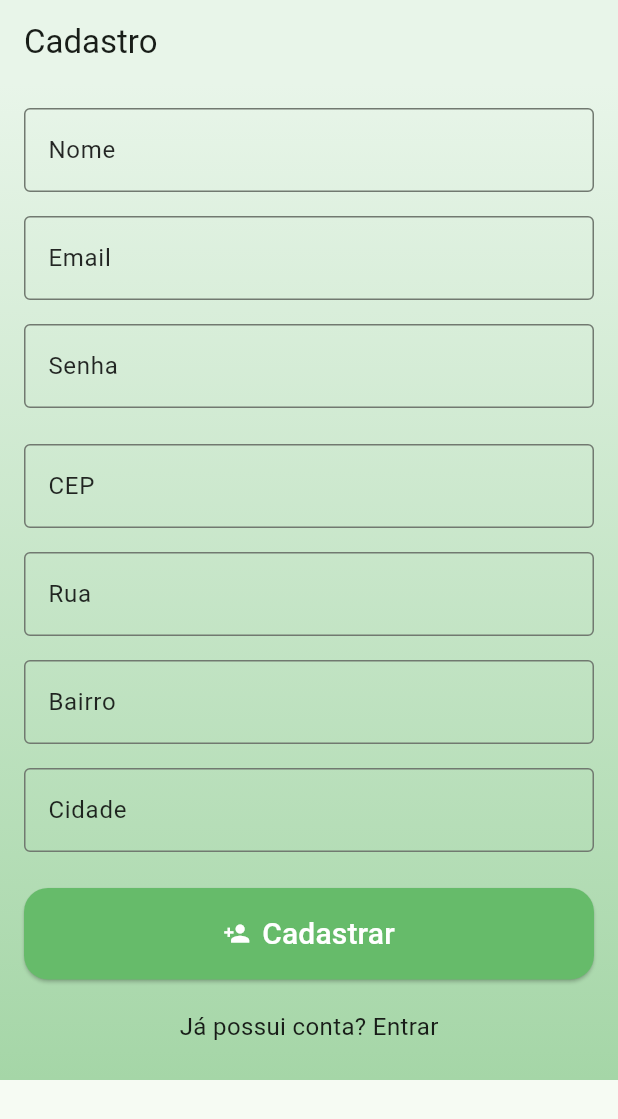
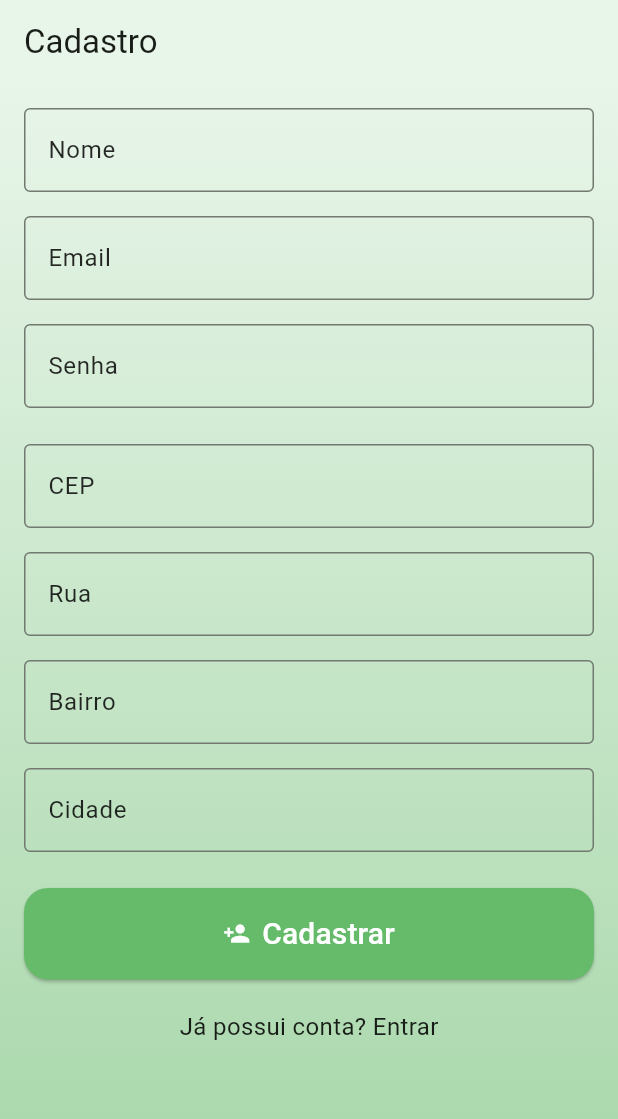
Before and after one commit to NatanTeixeiraVieira/garbage_classifier_mobile, a Flutter app: the screen it shows after launch, on a phone screen of 412 x 824 dp. Shown: the top 1119 px of the screen. Run offline on Flutter 3.47's test engine with Material 3 defaults, Android fonts, the phone set to English and light mode, and no system bars; our stand-ins replace camera, equatable, flutter_bloc, get_it, permission_handler, sqflite; accounts and stored records are empty.

Commit message:
fix: Adjust screens background

```diff
--- a/lib/features/auth/presentation/widgets/atoms/gradient_background.dart
+++ b/lib/features/auth/presentation/widgets/atoms/gradient_background.dart
@@ -16,7 +16,8 @@ class GradientBackground extends StatelessWidget {
 
   @override
   Widget build(BuildContext context) {
-    return Container(
+    return SizedBox.expand(
+      child: Container(
         decoration: BoxDecoration(
           gradient: LinearGradient(
             colors: colors,
@@ -25,6 +26,7 @@ class GradientBackground extends StatelessWidget {
           ),
         ),
         child: child,
+      ),
     );
   }
 }
--- a/lib/features/camera/presentation/pages/camera_screen.dart
+++ b/lib/features/camera/presentation/pages/camera_screen.dart
@@ -42,7 +42,8 @@ class CameraScreen extends StatelessWidget {
             title: const Text('Câmera'),
             backgroundColor: Colors.green[50],
           ),
-          body: Container(
+          body: SizedBox.expand(
+            child: Container(
               decoration: BoxDecoration(
                 gradient: LinearGradient(
                   begin: Alignment.topCenter,
@@ -51,6 +52,7 @@ class CameraScreen extends StatelessWidget {
                 ),
               ),
               child: _buildBody(context, state),
+            ),
           ),
           floatingActionButton: state is CameraReady
               ? FloatingActionButton(
--- a/lib/features/home/presentation/pages/home_screen.dart
+++ b/lib/features/home/presentation/pages/home_screen.dart
@@ -22,7 +22,8 @@ class HomeScreen extends StatelessWidget {
         title: const Text("Início"),
         backgroundColor: Colors.green[50]!,
       ),
-      body: Container(
+      body: SizedBox.expand(
+        child: Container(
           width: double.infinity,
           padding: const EdgeInsets.symmetric(horizontal: 24, vertical: 48),
           decoration: BoxDecoration(
@@ -78,6 +79,7 @@ class HomeScreen extends StatelessWidget {
             ),
           ),
         ),
+      ),
     );
   }
 }
```
Lines whose indentation alone changed are shown as unchanged.
